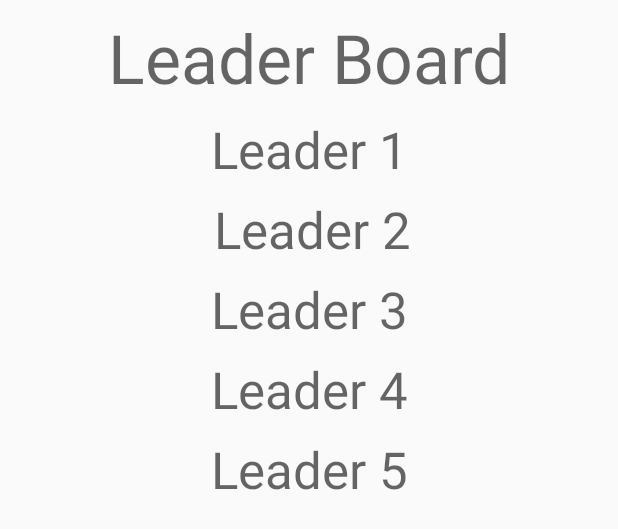
After one commit to WyreCoder/puz, an Android app: the layout activity_leader_board.xml on its own in the app's theme, with its tools: preview values and no code run, on a phone screen of 412 x 824 dp. The commit adds this screen. Shown: the top 529 px of the screen. Run offline under Robolectric (Android 15) with nearby library versions, the phone set to English and light mode, and no system bars; network calls fail.

Commit message:
without server cmds

```diff
--- /dev/null
+++ b/Puz/app/src/main/java/com/example/puz/LeaderBoard.java
@@ -0,0 +1,38 @@
+package com.example.puz;
+
+import android.os.Bundle;
+import android.support.v7.app.AppCompatActivity;
+import android.widget.TextView;
+
+/**
+ * Created by wyre on 12/03/17.
+ */
+
+public class LeaderBoard extends AppCompatActivity {
+    @Override
+    protected void onCreate(Bundle savedInstanceState) {
+        setContentView(R.layout.activity_leader_board);
+
+        // Load xml components:
+        final TextView leader1Txt = (TextView) findViewById(R.id.leader1Txt);
+        final TextView leader2Txt = (TextView) findViewById(R.id.leader2Txt);
+        final TextView leader3Txt = (TextView) findViewById(R.id.leader3Txt);
+        final TextView leader4Txt = (TextView) findViewById(R.id.leader4Txt);
+        final TextView leader5Txt = (TextView) findViewById(R.id.leader5Txt);
+
+        // Load the leaders from server:
+        String leader1 = null;
+        String leader2 = null;
+        String leader3 = null;
+        String leader4 = null;
+        String leader5 = null;
+
+        // Change interface text:
+        leader1Txt.setText(leader1);
+        leader1Txt.setText(leader2);
+        leader1Txt.setText(leader3);
+        leader1Txt.setText(leader4);
+        leader1Txt.setText(leader5);
+
+    }
+}
--- a/Puz/app/src/main/res/layout/activity_click_challenge.xml
+++ b/Puz/app/src/main/res/layout/activity_click_challenge.xml
@@ -55,6 +55,7 @@
         android:layout_marginRight="8dp"
         android:layout_marginStart="8dp"
         android:layout_marginTop="8dp"
+        android:gravity="center"
         android:text=""
         android:textAppearance="@style/TextAppearance.AppCompat.Display1"
         android:textColor="@color/common_google_signin_btn_text_dark_focused"
--- /dev/null
+++ b/Puz/app/src/main/res/layout/activity_leader_board.xml
@@ -0,0 +1,86 @@
+<?xml version="1.0" encoding="utf-8"?>
+<android.support.constraint.ConstraintLayout xmlns:android="http://schemas.android.com/apk/res/android"
+    xmlns:app="http://schemas.android.com/apk/res-auto"
+    xmlns:tools="http://schemas.android.com/tools"
+    android:layout_width="match_parent"
+    android:layout_height="match_parent">
+
+    <TextView
+        android:id="@+id/leader4Txt"
+        android:layout_width="wrap_content"
+        android:layout_height="wrap_content"
+        android:layout_marginLeft="8dp"
+        android:layout_marginRight="8dp"
+        android:layout_marginTop="8dp"
+        android:text="Leader 4"
+        android:textAppearance="@style/TextAppearance.AppCompat.Display1"
+        app:layout_constraintLeft_toLeftOf="parent"
+        app:layout_constraintRight_toRightOf="parent"
+        app:layout_constraintTop_toBottomOf="@+id/leader3Txt" />
+
+    <TextView
+        android:id="@+id/textView7"
+        android:layout_width="wrap_content"
+        android:layout_height="wrap_content"
+        android:layout_marginLeft="8dp"
+        android:layout_marginRight="8dp"
+        android:layout_marginTop="8dp"
+        android:text="Leader Board"
+        android:textAppearance="@style/TextAppearance.AppCompat.Display2"
+        app:layout_constraintLeft_toLeftOf="parent"
+        app:layout_constraintRight_toRightOf="parent"
+        app:layout_constraintTop_toTopOf="parent" />
+
+    <TextView
+        android:id="@+id/leader1Txt"
+        android:layout_width="wrap_content"
+        android:layout_height="wrap_content"
+        android:layout_marginLeft="8dp"
+        android:layout_marginRight="8dp"
+        android:layout_marginTop="8dp"
+        android:text="Leader 1"
+        android:textAppearance="@style/TextAppearance.AppCompat.Display1"
+        app:layout_constraintLeft_toLeftOf="parent"
+        app:layout_constraintRight_toRightOf="parent"
+        app:layout_constraintTop_toBottomOf="@+id/textView7" />
+
+    <TextView
+        android:id="@+id/leader2Txt"
+        android:layout_width="wrap_content"
+        android:layout_height="wrap_content"
+        android:layout_marginLeft="8dp"
+        android:layout_marginRight="8dp"
+        android:layout_marginTop="8dp"
+        android:text="Leader 2"
+        android:textAppearance="@style/TextAppearance.AppCompat.Display1"
+        app:layout_constraintHorizontal_bias="0.51"
+        app:layout_constraintLeft_toLeftOf="parent"
+        app:layout_constraintRight_toRightOf="parent"
+        app:layout_constraintTop_toBottomOf="@+id/leader1Txt" />
+
+    <TextView
+        android:id="@+id/leader3Txt"
+        android:layout_width="wrap_content"
+        android:layout_height="wrap_content"
+        android:layout_marginLeft="8dp"
+        android:layout_marginRight="8dp"
+        android:layout_marginTop="8dp"
+        android:text="Leader 3"
+        android:textAppearance="@style/TextAppearance.AppCompat.Display1"
+        app:layout_constraintLeft_toLeftOf="parent"
+        app:layout_constraintRight_toRightOf="parent"
+        app:layout_constraintTop_toBottomOf="@+id/leader2Txt" />
+
+    <TextView
+        android:id="@+id/leader5Txt"
+        android:layout_width="wrap_content"
+        android:layout_height="wrap_content"
+        android:layout_marginLeft="8dp"
+        android:layout_marginRight="8dp"
+        android:layout_marginTop="8dp"
+        android:text="Leader 5"
+        android:textAppearance="@style/TextAppearance.AppCompat.Display1"
+        app:layout_constraintLeft_toLeftOf="parent"
+        app:layout_constraintRight_toRightOf="parent"
+        app:layout_constraintTop_toBottomOf="@+id/leader4Txt" />
+</android.support.constraint.ConstraintLayout>
```
